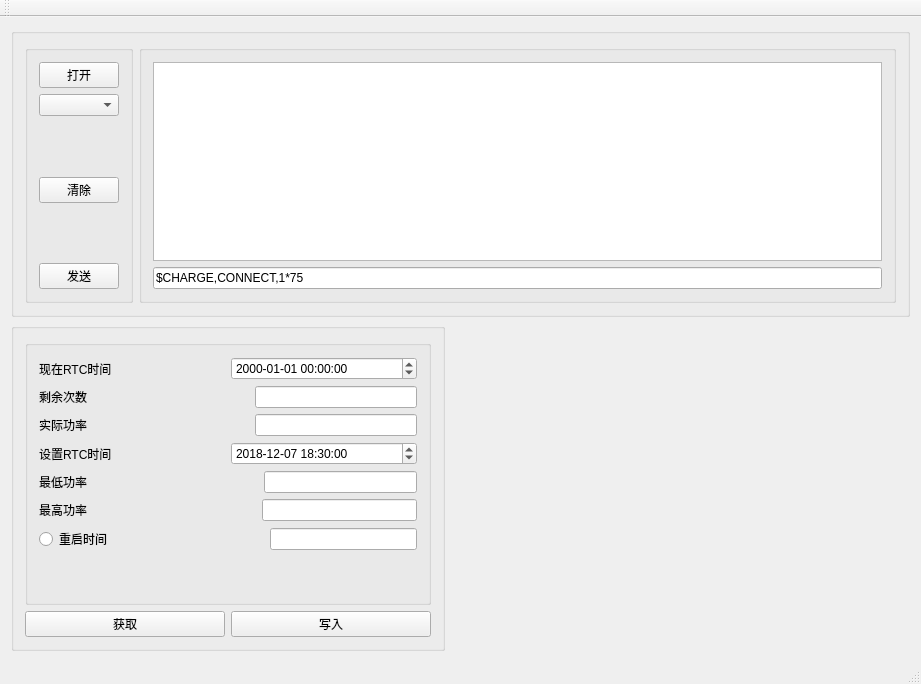
Old version of the form mainwindow.ui in the repository jokeym/ChargPointAPP.
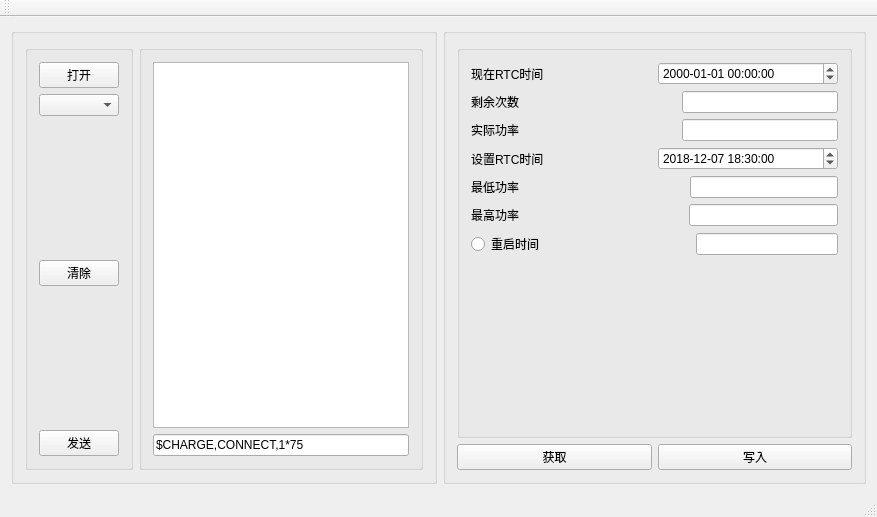
New version of the form.

```diff
--- a/mainwindow.ui
+++ b/mainwindow.ui
@@ -6,8 +6,8 @@
    <rect>
     <x>0</x>
     <y>0</y>
-    <width>921</width>
-    <height>684</height>
+    <width>877</width>
+    <height>517</height>
    </rect>
   </property>
   <property name="windowTitle">
@@ -15,7 +15,85 @@
   </property>
   <widget class="QWidget" name="centralWidget">
    <layout class="QGridLayout" name="gridLayout">
-    <item row="1" column="0" rowspan="2">
+    <item row="0" column="0">
+     <widget class="QGroupBox" name="groupBox">
+      <layout class="QHBoxLayout" name="horizontalLayout">
+       <item>
+        <widget class="QGroupBox" name="groupBox">
+         <layout class="QVBoxLayout" name="verticalLayout">
+          <item>
+           <widget class="QPushButton" name="pushButton_Open">
+            <property name="text">
+             <string>打开</string>
+            </property>
+           </widget>
+          </item>
+          <item>
+           <widget class="QComboBox" name="PortBox"/>
+          </item>
+          <item>
+           <spacer name="verticalSpacer">
+            <property name="orientation">
+             <enum>Qt::Vertical</enum>
+            </property>
+            <property name="sizeHint" stdset="0">
+             <size>
+              <width>20</width>
+              <height>40</height>
+             </size>
+            </property>
+           </spacer>
+          </item>
+          <item>
+           <widget class="QPushButton" name="pushButton_Clean">
+            <property name="text">
+             <string>清除</string>
+            </property>
+           </widget>
+          </item>
+          <item>
+           <spacer name="verticalSpacer_3">
+            <property name="orientation">
+             <enum>Qt::Vertical</enum>
+            </property>
+            <property name="sizeHint" stdset="0">
+             <size>
+              <width>20</width>
+              <height>40</height>
+             </size>
+            </property>
+           </spacer>
+          </item>
+          <item>
+           <widget class="QPushButton" name="pushButton_Send">
+            <property name="text">
+             <string>发送</string>
+            </property>
+           </widget>
+          </item>
+         </layout>
+        </widget>
+       </item>
+       <item>
+        <widget class="QGroupBox" name="groupBox">
+         <layout class="QVBoxLayout" name="verticalLayout_2">
+          <item>
+           <widget class="QTextEdit" name="textEdit"/>
+          </item>
+          <item>
+           <widget class="QLineEdit" name="lineEdit">
+            <property name="text">
+             <string>$CHARGE,CONNECT,1*75</string>
+            </property>
+           </widget>
+          </item>
+         </layout>
+        </widget>
+       </item>
+      </layout>
+     </widget>
+    </item>
+    <item row="0" column="1">
      <widget class="QGroupBox" name="groupBox">
       <layout class="QVBoxLayout" name="verticalLayout_4">
        <item>
@@ -250,110 +328,6 @@
       </layout>
      </widget>
     </item>
-    <item row="0" column="0" colspan="3">
-     <widget class="QGroupBox" name="groupBox">
-      <layout class="QHBoxLayout" name="horizontalLayout">
-       <item>
-        <widget class="QGroupBox" name="groupBox">
-         <layout class="QVBoxLayout" name="verticalLayout">
-          <item>
-           <widget class="QPushButton" name="pushButton_Open">
-            <property name="text">
-             <string>打开</string>
-            </property>
-           </widget>
-          </item>
-          <item>
-           <widget class="QComboBox" name="PortBox"/>
-          </item>
-          <item>
-           <spacer name="verticalSpacer">
-            <property name="orientation">
-             <enum>Qt::Vertical</enum>
-            </property>
-            <property name="sizeHint" stdset="0">
-             <size>
-              <width>20</width>
-              <height>40</height>
-             </size>
-            </property>
-           </spacer>
-          </item>
-          <item>
-           <widget class="QPushButton" name="pushButton_Clean">
-            <property name="text">
-             <string>清除</string>
-            </property>
-           </widget>
-          </item>
-          <item>
-           <spacer name="verticalSpacer_3">
-            <property name="orientation">
-             <enum>Qt::Vertical</enum>
-            </property>
-            <property name="sizeHint" stdset="0">
-             <size>
-              <width>20</width>
-              <height>40</height>
-             </size>
-            </property>
-           </spacer>
-          </item>
-          <item>
-           <widget class="QPushButton" name="pushButton_Send">
-            <property name="text">
-             <string>发送</string>
-            </property>
-           </widget>
-          </item>
-         </layout>
-        </widget>
-       </item>
-       <item>
-        <widget class="QGroupBox" name="groupBox">
-         <layout class="QVBoxLayout" name="verticalLayout_2">
-          <item>
-           <widget class="QTextEdit" name="textEdit"/>
-          </item>
-          <item>
-           <widget class="QLineEdit" name="lineEdit">
-            <property name="text">
-             <string>$CHARGE,CONNECT,1*75</string>
-            </property>
-           </widget>
-          </item>
-         </layout>
-        </widget>
-       </item>
-      </layout>
-     </widget>
-    </item>
-    <item row="1" column="1">
-     <spacer name="horizontalSpacer_7">
-      <property name="orientation">
-       <enum>Qt::Horizontal</enum>
-      </property>
-      <property name="sizeHint" stdset="0">
-       <size>
-        <width>428</width>
-        <height>20</height>
-       </size>
-      </property>
-     </spacer>
-    </item>
-    <item row="2" column="2">
-     <spacer name="verticalSpacer_4">
-      <property name="orientation">
-       <enum>Qt::Vertical</enum>
-      </property>
-      <property name="sizeHint" stdset="0">
-       <size>
-        <width>20</width>
-        <height>282</height>
-       </size>
-      </property>
-     </spacer>
-    </item>
    </layout>
   </widget>
   <widget class="QMenuBar" name="menuBar">
```
Left out of the diff: 2 changed lines with no effect on the pictures.
